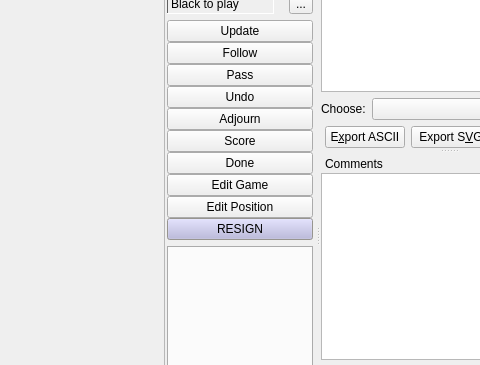
The window that src/boardwindow_gui.ui (bernds/q5Go) describes before a commit, drawn with Qt 5; both pictures show x 615 to 1095 and y 161 to 526 of the 1192 by 982 pixel window.
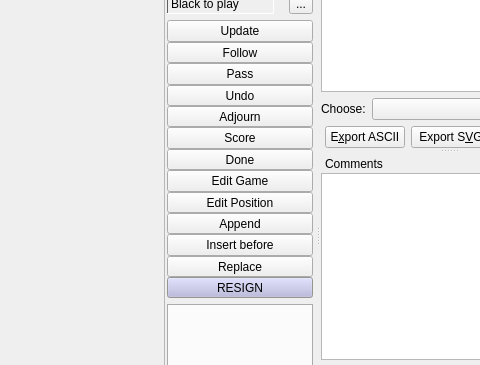
The same window after the commit. Icons and pictures are not drawn. Custom widgets are drawn as their Qt base class.

Commit message:
Rework edit mode a bit, with new buttons to append/replace/prepend the result
Previously, existing edit nodes were automatically changed, otherwise an edit
node was appended.  That was somewhat unintuitive and prevented several edit
nodes following each other.  Now there are separate buttons, and clicking
"Edit position" again just leaves edit mode without making a change, which is
consistent with how score mode behaves.

What changed in the file:
```diff
--- a/src/boardwindow_gui.ui
+++ b/src/boardwindow_gui.ui
@@ -1766,6 +1766,36 @@
                    </property>
                   </widget>
                  </item>
+                 <item>
+                  <widget class="QPushButton" name="editAppendButton">
+                   <property name="toolTip">
+                    <string>Append your edits as a successor to the current position.</string>
+                   </property>
+                   <property name="text">
+                    <string>Append</string>
+                   </property>
+                  </widget>
+                 </item>
+                 <item>
+                  <widget class="QPushButton" name="editInsertButton">
+                   <property name="toolTip">
+                    <string>Insert your edits before the current position.</string>
+                   </property>
+                   <property name="text">
+                    <string>Insert before</string>
+                   </property>
+                  </widget>
+                 </item>
+                 <item>
+                  <widget class="QPushButton" name="editReplaceButton">
+                   <property name="toolTip">
+                    <string>Replace the current position with your edits.</string>
+                   </property>
+                   <property name="text">
+                    <string>Replace</string>
+                   </property>
+                  </widget>
+                 </item>
                  <item>
                   <widget class="QPushButton" name="resignButton">
                    <property name="sizePolicy">
```
Left out of the diff: 5 changed lines with no effect on the pictures. The commit also changes 4 other files.
